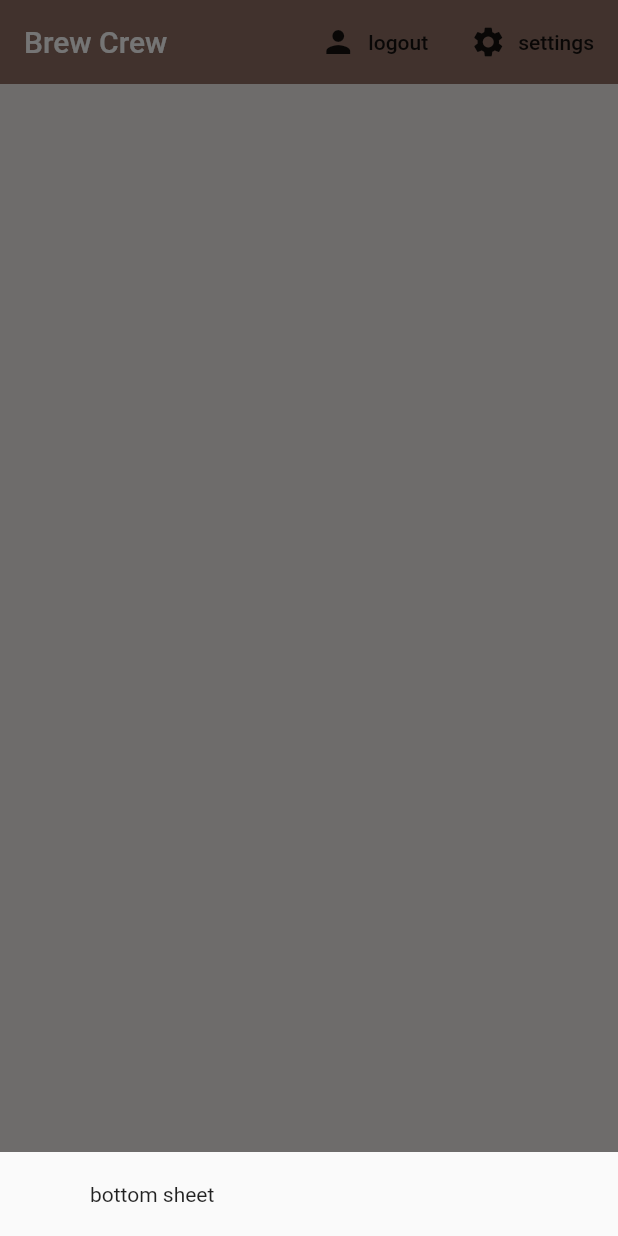
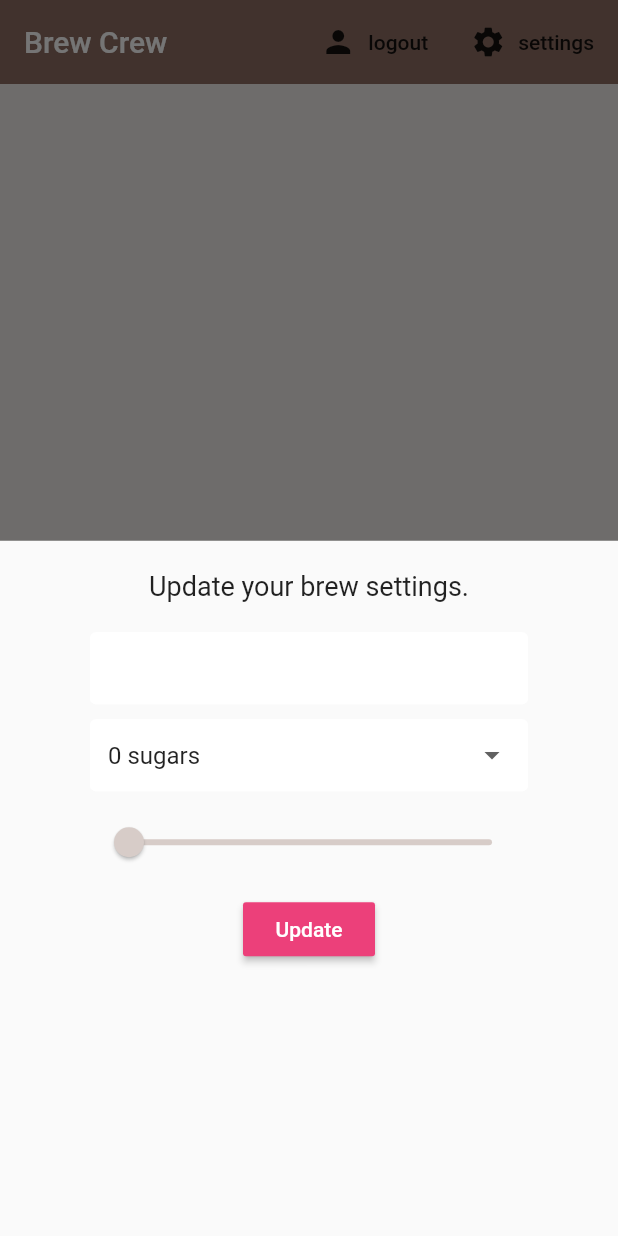
Before and after one commit to iamshaunjp/flutter-firebase, a Flutter app: the screen it shows once a user with an empty profile is signed in, after a tap on "settings", on a phone screen of 412 x 824 dp. Run offline on Flutter 3.47's test engine with Material 2 defaults, Android fonts, the phone set to English and light mode, and no system bars; our stand-ins replace cloud_firestore, firebase_auth, flutter_spinkit; accounts and stored records are empty.

Commit message:
lesson-22

```diff
--- a/brew_crew/lib/screens/home/home.dart
+++ b/brew_crew/lib/screens/home/home.dart
@@ -1,5 +1,6 @@
 import 'package:brew_crew/models/brew.dart';
 import 'package:brew_crew/screens/home/brew_list.dart';
+import 'package:brew_crew/screens/home/settings_form.dart';
 import 'package:brew_crew/services/auth.dart';
 import 'package:brew_crew/services/database.dart';
 import 'package:flutter/material.dart';
@@ -16,7 +17,7 @@ class Home extends StatelessWidget {
       showModalBottomSheet(context: context, builder: (context) {
         return Container(
           padding: EdgeInsets.symmetric(vertical: 20.0, horizontal: 60.0),
-          child: Text('bottom sheet'),
+          child: SettingsForm(),
         );
       });
     }
--- /dev/null
+++ b/brew_crew/lib/screens/home/settings_form.dart
@@ -0,0 +1,76 @@
+import 'package:brew_crew/shared/constants.dart';
+import 'package:flutter/material.dart';
+
+class SettingsForm extends StatefulWidget {
+  @override
+  _SettingsFormState createState() => _SettingsFormState();
+}
+
+class _SettingsFormState extends State<SettingsForm> {
+
+  final _formKey = GlobalKey<FormState>();
+  final List<int> strengths = [100, 200, 300, 400, 500, 600, 700, 800, 900];
+  final List<String> sugars = ['0', '1', '2', '3', '4'];
+
+  // form values
+  String _currentName;
+  int _currentStrength;
+  String _currentSugars;
+
+  @override
+  Widget build(BuildContext context) {
+
+    return Form(
+      key: _formKey,
+      child: Column(
+        children: <Widget>[
+          Text(
+            'Update your brew settings.',
+            style: TextStyle(fontSize: 18.0),
+          ),
+          SizedBox(height: 20.0),
+          TextFormField(
+            decoration: textInputDecoration,
+            validator: (val) => val.isEmpty ? 'Please enter a name' : null,
+            onChanged: (val) => setState(() => _currentName = val),
+          ),
+          SizedBox(height: 10.0),
+          DropdownButtonFormField(
+            value: _currentSugars ?? '0',
+            decoration: textInputDecoration,
+            items: sugars.map((String sugar) {
+              return DropdownMenuItem(
+                value: sugar,
+                child: Text('$sugar sugars'),
+              );
+            }).toList(),
+            onChanged: (val) => setState(() => _currentSugars = val ),
+          ),
+          SizedBox(height: 10.0),
+          Slider(
+            value: (_currentStrength ?? 100).toDouble(),
+            activeColor: Colors.brown[_currentStrength ?? 100],
+            inactiveColor: Colors.brown[_currentStrength ?? 100],
+            min: 100.0,
+            max: 900.0,
+            divisions: 8,
+            onChanged: (val) => setState(() => _currentStrength = val.round()),
+          ),
+          SizedBox(height: 10.0),
+          RaisedButton(
+            color: Colors.pink[400],
+            child: Text(
+              'Update',
+              style: TextStyle(color: Colors.white),
+            ),
+            onPressed: () async {
+              print(_currentName);
+              print(_currentSugars);
+              print(_currentStrength);
+            }
+          ),
+        ],
+      ),
+    );
+  }
+}
```
